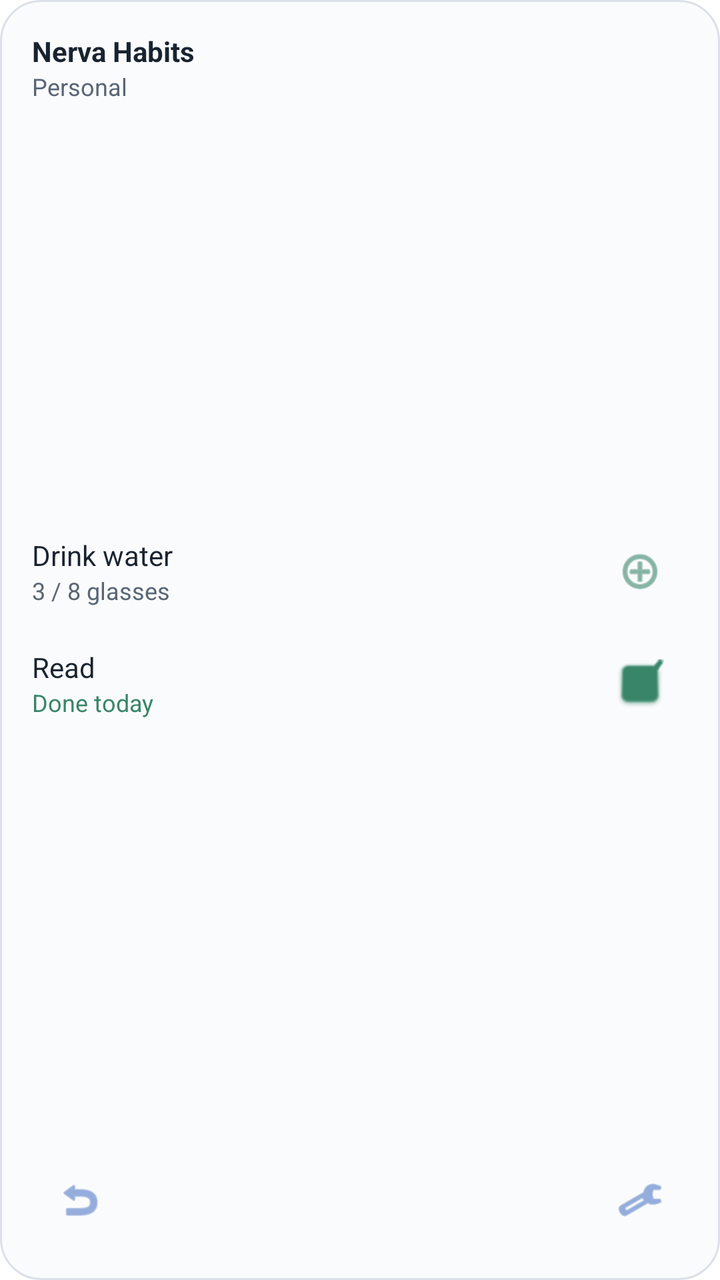
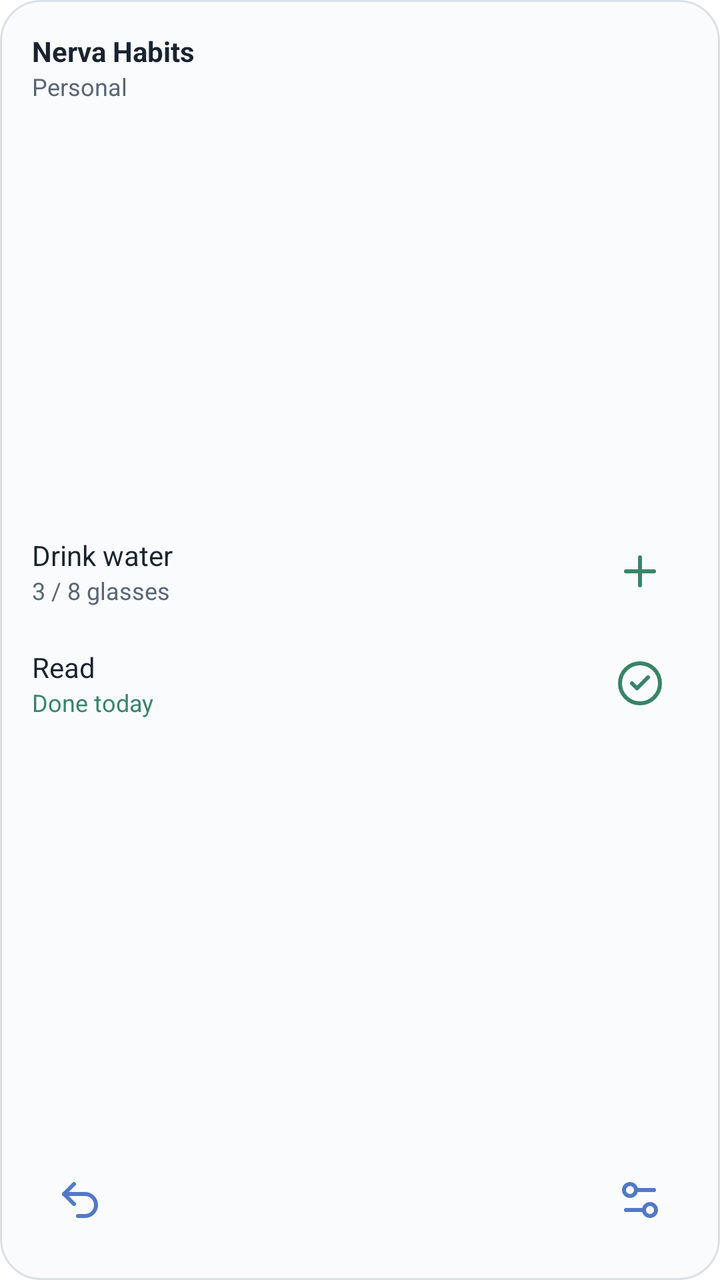

Two renders of the same Android screen: before a commit and after it. Below are the layout's source before the change and the commit's diff.
<!-- AndroidManifest.xml: application theme Theme.nerva -->
<!-- res/layout/widget_preview_habits.xml -->
<LinearLayout xmlns:android="http://schemas.android.com/apk/res/android"
    android:layout_width="match_parent" android:layout_height="match_parent" android:orientation="vertical"
    android:padding="16dp" android:background="@drawable/widget_surface_light">
    <TextView android:layout_width="match_parent" android:layout_height="wrap_content" android:text="Nerva Habits" android:textSize="14sp" android:textStyle="bold" android:textColor="#192330" />
    <TextView android:layout_width="match_parent" android:layout_height="wrap_content" android:text="Personal" android:textSize="12sp" android:textColor="#596575" />
    <LinearLayout android:layout_width="match_parent" android:layout_height="0dp" android:layout_weight="1" android:orientation="vertical" android:gravity="center_vertical">
        <LinearLayout android:layout_width="match_parent" android:layout_height="56dp" android:gravity="center_vertical">
            <LinearLayout android:layout_width="0dp" android:layout_weight="1" android:layout_height="wrap_content" android:orientation="vertical">
                <TextView android:layout_width="match_parent" android:layout_height="wrap_content" android:text="Drink water" android:textColor="#192330" android:textSize="14sp" />
                <TextView android:layout_width="match_parent" android:layout_height="wrap_content" android:text="3 / 8 glasses" android:textColor="#596575" android:textSize="12sp" />
            </LinearLayout>
            <ImageView android:layout_width="48dp" android:layout_height="48dp" android:padding="12dp" android:src="@android:drawable/ic_menu_add" android:tint="#388569" android:contentDescription="Log water" />
        </LinearLayout>
        <LinearLayout android:layout_width="match_parent" android:layout_height="56dp" android:gravity="center_vertical">
            <LinearLayout android:layout_width="0dp" android:layout_weight="1" android:layout_height="wrap_content" android:orientation="vertical">
                <TextView android:layout_width="match_parent" android:layout_height="wrap_content" android:text="Read" android:textColor="#192330" android:textSize="14sp" />
                <TextView android:layout_width="match_parent" android:layout_height="wrap_content" android:text="Done today" android:textColor="#388569" android:textSize="12sp" />
            </LinearLayout>
            <ImageView android:layout_width="48dp" android:layout_height="48dp" android:padding="12dp" android:src="@android:drawable/checkbox_on_background" android:tint="#388569" android:contentDescription="Reading done" />
        </LinearLayout>
    </LinearLayout>
    <LinearLayout android:layout_width="match_parent" android:layout_height="48dp" android:gravity="center_vertical">
        <ImageView android:layout_width="48dp" android:layout_height="48dp" android:padding="12dp" android:src="@android:drawable/ic_menu_revert" android:tint="#5179C7" android:contentDescription="Undo habit log" />
        <TextView android:layout_width="0dp" android:layout_height="1dp" android:layout_weight="1" />
        <ImageView android:layout_width="48dp" android:layout_height="48dp" android:padding="12dp" android:src="@android:drawable/ic_menu_preferences" android:tint="#5179C7" android:contentDescription="Configure widget" />
    </LinearLayout>
</LinearLayout>
<!-- resources referenced by this layout -->
<resources>
  <!-- drawable widget_surface_light (drawable) -->
  <shape xmlns:android="http://schemas.android.com/apk/res/android">
      <solid android:color="#FAFBFC" />
      <stroke android:width="1dp" android:color="#DCE1E8" />
      <corners android:radius="20dp" />
  </shape>
  <style name="Theme.nerva" parent="Theme.MaterialComponents.DayNight.NoActionBar">
          
      </style>
</resources>

<!-- the commit's change to res/layout/widget_preview_habits.xml (unified diff, before → after) -->
@@ -9,19 +9,19 @@
                 <TextView android:layout_width="match_parent" android:layout_height="wrap_content" android:text="Drink water" android:textColor="#192330" android:textSize="14sp" />
                 <TextView android:layout_width="match_parent" android:layout_height="wrap_content" android:text="3 / 8 glasses" android:textColor="#596575" android:textSize="12sp" />
             </LinearLayout>
-            <ImageView android:layout_width="48dp" android:layout_height="48dp" android:padding="12dp" android:src="@android:drawable/ic_menu_add" android:tint="#388569" android:contentDescription="Log water" />
+            <ImageView android:layout_width="48dp" android:layout_height="48dp" android:padding="12dp" android:src="@drawable/widget_ic_add" android:tint="#388569" android:contentDescription="Log water" />
         </LinearLayout>
         <LinearLayout android:layout_width="match_parent" android:layout_height="56dp" android:gravity="center_vertical">
             <LinearLayout android:layout_width="0dp" android:layout_weight="1" android:layout_height="wrap_content" android:orientation="vertical">
                 <TextView android:layout_width="match_parent" android:layout_height="wrap_content" android:text="Read" android:textColor="#192330" android:textSize="14sp" />
                 <TextView android:layout_width="match_parent" android:layout_height="wrap_content" android:text="Done today" android:textColor="#388569" android:textSize="12sp" />
             </LinearLayout>
-            <ImageView android:layout_width="48dp" android:layout_height="48dp" android:padding="12dp" android:src="@android:drawable/checkbox_on_background" android:tint="#388569" android:contentDescription="Reading done" />
+            <ImageView android:layout_width="48dp" android:layout_height="48dp" android:padding="12dp" android:src="@drawable/widget_ic_checked" android:tint="#388569" android:contentDescription="Reading done" />
         </LinearLayout>
     </LinearLayout>
     <LinearLayout android:layout_width="match_parent" android:layout_height="48dp" android:gravity="center_vertical">
-        <ImageView android:layout_width="48dp" android:layout_height="48dp" android:padding="12dp" android:src="@android:drawable/ic_menu_revert" android:tint="#5179C7" android:contentDescription="Undo habit log" />
+        <ImageView android:layout_width="48dp" android:layout_height="48dp" android:padding="12dp" android:src="@drawable/widget_ic_undo" android:tint="#5179C7" android:contentDescription="Undo habit log" />
         <TextView android:layout_width="0dp" android:layout_height="1dp" android:layout_weight="1" />
-        <ImageView android:layout_width="48dp" android:layout_height="48dp" android:padding="12dp" android:src="@android:drawable/ic_menu_preferences" android:tint="#5179C7" android:contentDescription="Configure widget" />
+        <ImageView android:layout_width="48dp" android:layout_height="48dp" android:padding="12dp" android:src="@drawable/widget_ic_configure" android:tint="#5179C7" android:contentDescription="Configure widget" />
     </LinearLayout>
 </LinearLayout>
<!-- resource entries referenced after the edit -->
@@ -1,5 +1,27 @@
 <!-- resources referenced by this layout -->
 <resources>
+  <!-- drawable widget_ic_add (drawable) -->
+  <vector xmlns:android="http://schemas.android.com/apk/res/android" android:width="24dp" android:height="24dp" android:viewportWidth="24" android:viewportHeight="24">
+      <path android:pathData="M5 12h14" android:fillColor="@android:color/transparent" android:strokeColor="#5179C7" android:strokeWidth="2" android:strokeLineCap="round" android:strokeLineJoin="round" />
+      <path android:pathData="M12 5v14" android:fillColor="@android:color/transparent" android:strokeColor="#5179C7" android:strokeWidth="2" android:strokeLineCap="round" android:strokeLineJoin="round" />
+  </vector>
+  <!-- drawable widget_ic_checked (drawable) -->
+  <vector xmlns:android="http://schemas.android.com/apk/res/android" android:width="24dp" android:height="24dp" android:viewportWidth="24" android:viewportHeight="24">
+      <path android:pathData="M2,12 a10,10 0 1,0 20,0 a10,10 0 1,0 -20,0" android:fillColor="@android:color/transparent" android:strokeColor="#5179C7" android:strokeWidth="2" android:strokeLineCap="round" android:strokeLineJoin="round" />
+      <path android:pathData="m16 9-5.5 5.5L8 12" android:fillColor="@android:color/transparent" android:strokeColor="#5179C7" android:strokeWidth="2" android:strokeLineCap="round" android:strokeLineJoin="round" />
+  </vector>
+  <!-- drawable widget_ic_configure (drawable) -->
+  <vector xmlns:android="http://schemas.android.com/apk/res/android" android:width="24dp" android:height="24dp" android:viewportWidth="24" android:viewportHeight="24">
+      <path android:pathData="M14 17H5" android:fillColor="@android:color/transparent" android:strokeColor="#5179C7" android:strokeWidth="2" android:strokeLineCap="round" android:strokeLineJoin="round" />
+      <path android:pathData="M19 7h-9" android:fillColor="@android:color/transparent" android:strokeColor="#5179C7" android:strokeWidth="2" android:strokeLineCap="round" android:strokeLineJoin="round" />
+      <path android:pathData="M14,17 a3,3 0 1,0 6,0 a3,3 0 1,0 -6,0" android:fillColor="@android:color/transparent" android:strokeColor="#5179C7" android:strokeWidth="2" android:strokeLineCap="round" android:strokeLineJoin="round" />
+      <path android:pathData="M4,7 a3,3 0 1,0 6,0 a3,3 0 1,0 -6,0" android:fillColor="@android:color/transparent" android:strokeColor="#5179C7" android:strokeWidth="2" android:strokeLineCap="round" android:strokeLineJoin="round" />
+  </vector>
+  <!-- drawable widget_ic_undo (drawable) -->
+  <vector xmlns:android="http://schemas.android.com/apk/res/android" android:width="24dp" android:height="24dp" android:viewportWidth="24" android:viewportHeight="24">
+      <path android:pathData="M9 14 4 9l5-5" android:fillColor="@android:color/transparent" android:strokeColor="#5179C7" android:strokeWidth="2" android:strokeLineCap="round" android:strokeLineJoin="round" />
+      <path android:pathData="M4 9h10.5a5.5 5.5 0 0 1 5.5 5.5a5.5 5.5 0 0 1-5.5 5.5H11" android:fillColor="@android:color/transparent" android:strokeColor="#5179C7" android:strokeWidth="2" android:strokeLineCap="round" android:strokeLineJoin="round" />
+  </vector>
   <!-- drawable widget_surface_light (drawable) -->
   <shape xmlns:android="http://schemas.android.com/apk/res/android">
       <solid android:color="#FAFBFC" />
